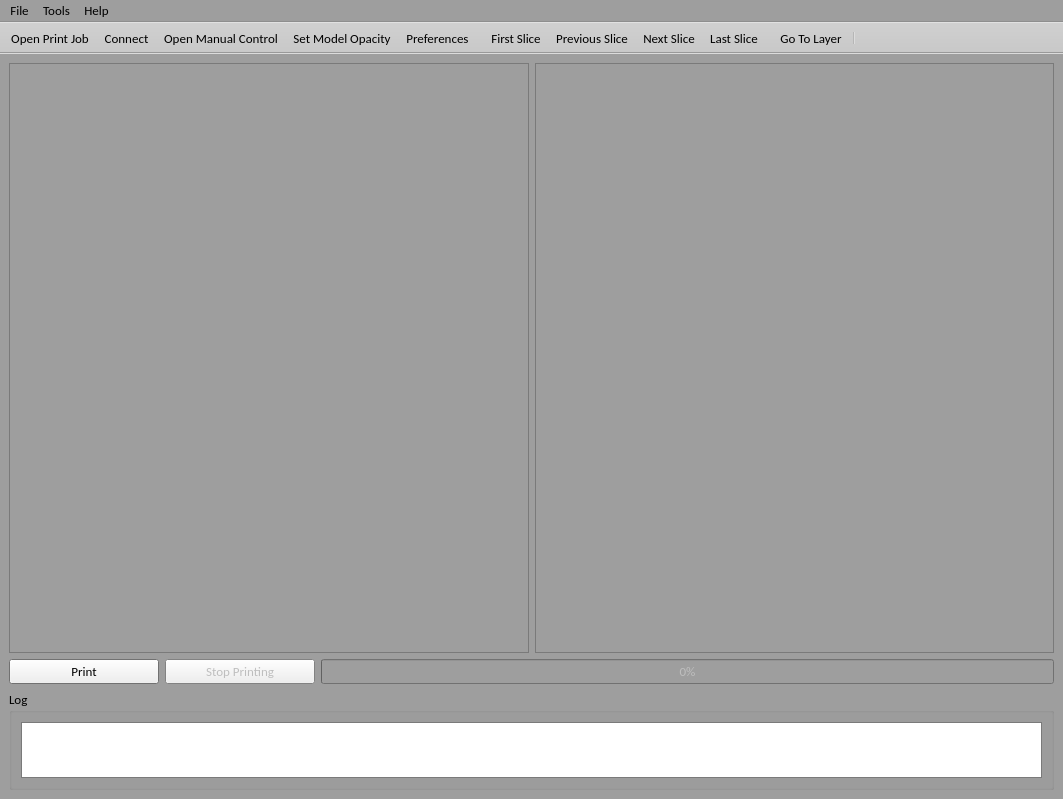
wrekr/3dlp-host-software, file 3dlp.ui: the form before one commit.
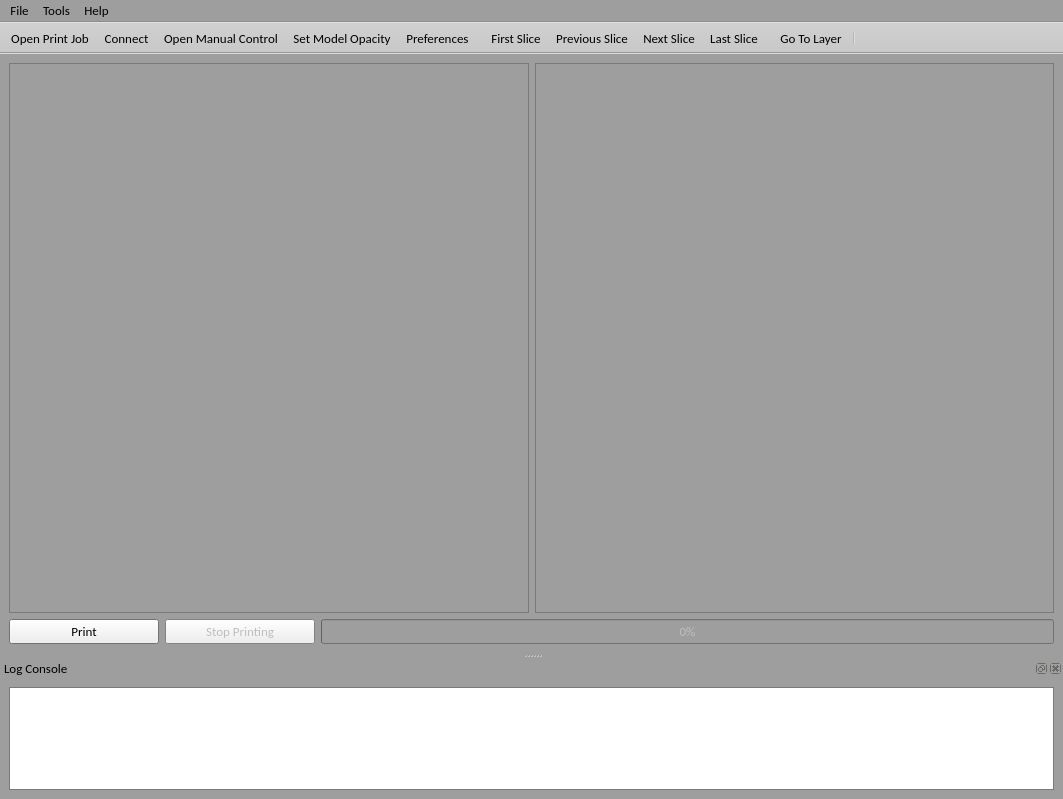
The form after the commit. Icons and pictures are not drawn.

What changed in the file:
```diff
--- a/3dlp.ui
+++ b/3dlp.ui
@@ -202,37 +202,6 @@
         </item>
        </layout>
       </item>
-      <item>
-       <widget class="QGroupBox" name="groupBox_3">
-        <property name="minimumSize">
-         <size>
-          <width>300</width>
-          <height>50</height>
-         </size>
-        </property>
-        <property name="maximumSize">
-         <size>
-          <width>16777215</width>
-          <height>100</height>
-         </size>
-        </property>
-        <property name="title">
-         <string>Log</string>
-        </property>
-        <layout class="QVBoxLayout" name="verticalLayout_2">
-         <item>
-          <widget class="QTextEdit" name="consoletext">
-           <property name="readOnly">
-            <bool>true</bool>
-           </property>
-           <property name="textInteractionFlags">
-            <set>Qt::TextSelectableByMouse</set>
-           </property>
-          </widget>
-         </item>
-        </layout>
-       </widget>
-      </item>
      </layout>
     </item>
    </layout>
@@ -1589,6 +1558,31 @@
    <addaction name="actionGo_To_Layer"/>
    <addaction name="separator"/>
   </widget>
+  <widget class="QDockWidget" name="dockWidget">
+   <property name="autoFillBackground">
+    <bool>true</bool>
+   </property>
+   <property name="windowTitle">
+    <string>Log Console</string>
+   </property>
+   <attribute name="dockWidgetArea">
+    <number>8</number>
+   </attribute>
+   <widget class="QWidget" name="dockWidgetContents">
+    <layout class="QHBoxLayout" name="horizontalLayout_4">
+     <item>
+      <widget class="QTextEdit" name="consoletext">
+       <property name="readOnly">
+        <bool>true</bool>
+       </property>
+       <property name="textInteractionFlags">
+        <set>Qt::TextSelectableByMouse</set>
+       </property>
+      </widget>
+     </item>
+    </layout>
+   </widget>
+  </widget>
   <action name="actionQuit">
    <property name="icon">
     <iconset resource="resource.qrc">
```
